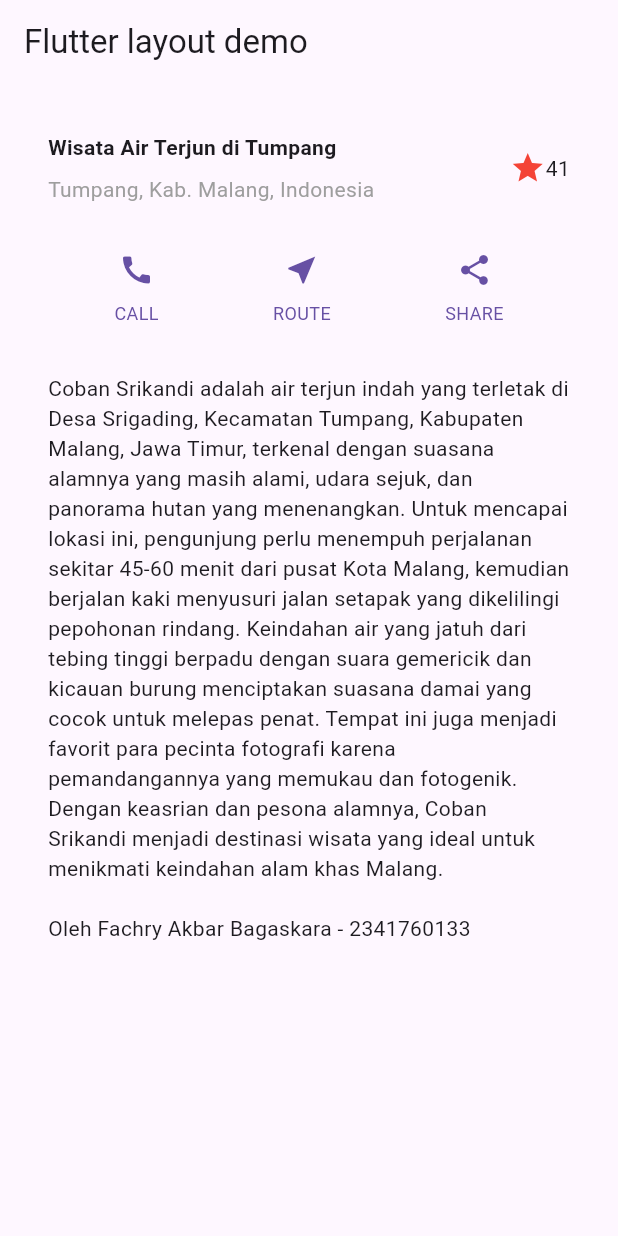
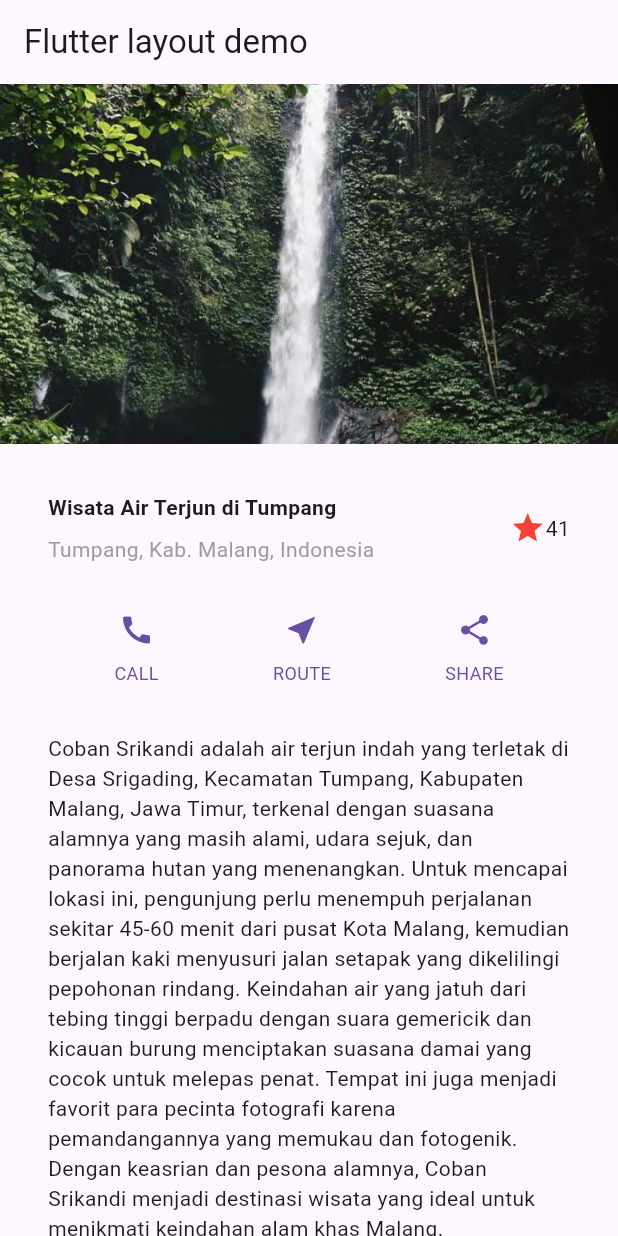
Before and after one commit to bagaskara04/layout_flutter, a Flutter app: the screen it shows after launch, on a phone screen of 412 x 824 dp. Run offline on Flutter 3.47's test engine with Material 3 defaults, Android fonts, the phone set to English and light mode, and no system bars.

Commit message:
Praktikum 4 - Implementasi Image Section

```diff
--- a/lib/main.dart
+++ b/lib/main.dart
@@ -62,7 +62,19 @@
       title: 'Flutter layout: Fachry Akbar Bagaskara 2341760133',
       home: Scaffold(
         appBar: AppBar(title: const Text('Flutter layout demo')),
-        body: Column(children: [titleSection, buttonSection, textSection]),
+        body: ListView(
+          children: [
+            Image.asset(
+              'images/cobansrikandi.jpeg',
+              width: 400,
+              height: 240,
+              fit: BoxFit.cover,
+            ),
+            titleSection,
+            buttonSection,
+            textSection,
+          ],
+        ),
       ),
     );
   }
--- a/pubspec.yaml
+++ b/pubspec.yaml
@@ -58,9 +58,8 @@ flutter:
   uses-material-design: true
 
   # To add assets to your application, add an assets section, like this:
-  # assets:
-  #   - images/a_dot_burr.jpeg
-  #   - images/a_dot_ham.jpeg
+  assets:
+    - images/cobansrikandi.jpeg
 
   # An image asset can refer to one or more resolution-specific "variants", see
   # https://flutter.dev/to/resolution-aware-images
```
Also changed, not shown: images/04_01.png (added), images/04_02.png (added), images/04_03.png (added), images/cobansrikandi.jpeg (added), 1 other file.
